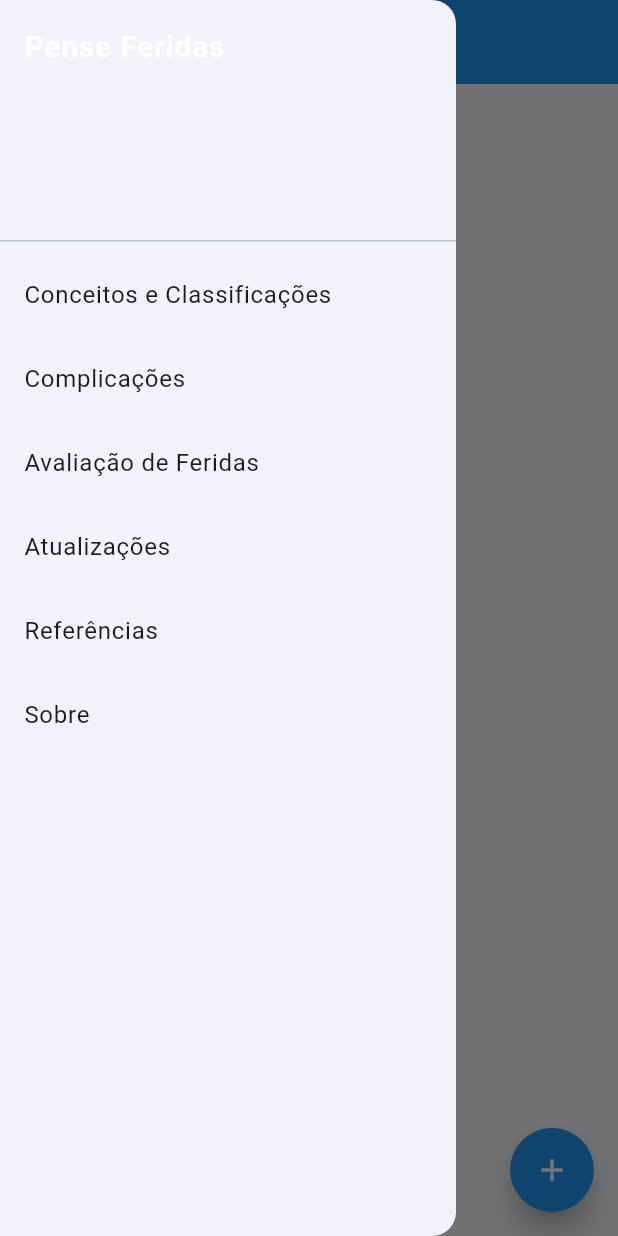
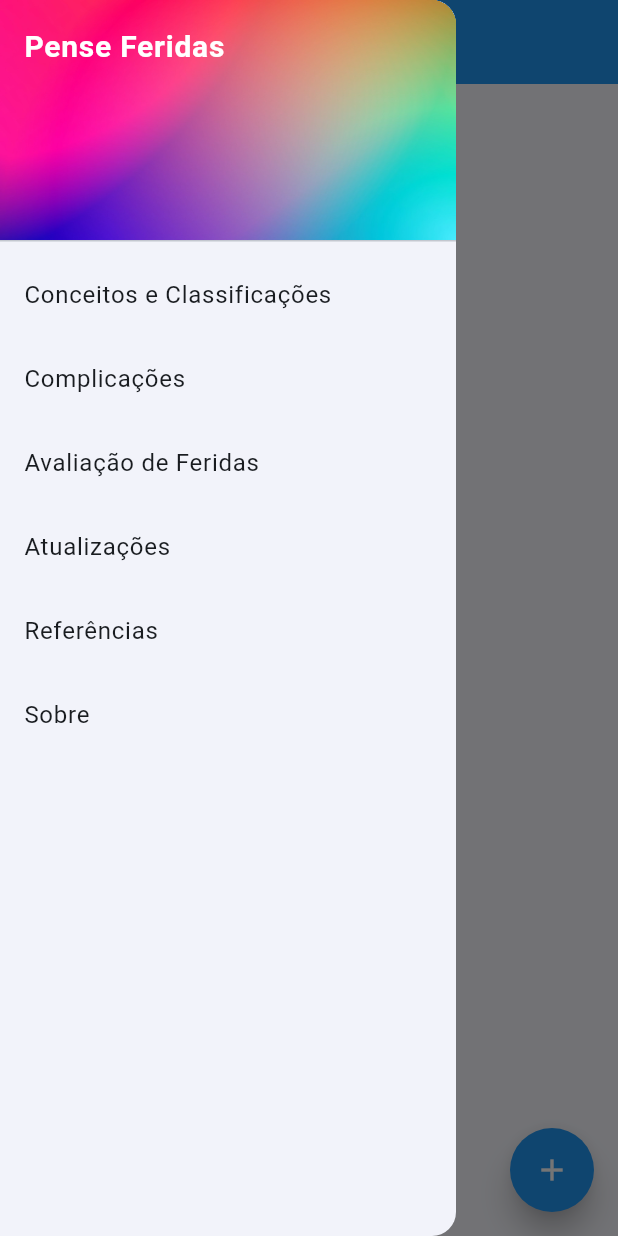
Before and after one commit to FJosias1997/pense_feridas_app, a Flutter app: the screen it shows after launch, with the side drawer open, on a phone screen of 412 x 824 dp. Run offline on Flutter 3.47's test engine with Material 3 defaults, Android fonts, the phone set to English and light mode, and no system bars; drawn by our look-alikes of flutter_speed_dial; our stand-ins replace sqflite; accounts and stored records are empty.

Commit message:
refactor: Ajustes gerais

```diff
--- a/analysis_options.yaml
+++ b/analysis_options.yaml
@@ -7,7 +7,7 @@
 
 # The following line activates a set of recommended lints for Flutter apps,
 # packages, and plugins designed to encourage good coding practices.
-include: package:flutter_lints/flutter.yaml
+#include: package:flutter_lints/flutter.yaml
 
 linter:
   # The lint rules applied to this project can be customized in the
--- a/lib/pages/form_cirurgico/cirurgico_form_page.dart
+++ b/lib/pages/form_cirurgico/cirurgico_form_page.dart
@@ -1,5 +1,4 @@
 import 'package:flutter/material.dart';
-import 'package:flutter/services.dart';
 import 'package:victoria_form/database/provider/database_provider.dart';
 
 import '../avaliacao_feridas/avaliacao_feridas_page.dart';
--- a/lib/pages/home/home_page.dart
+++ b/lib/pages/home/home_page.dart
@@ -1,11 +1,9 @@
 import 'package:flutter/material.dart';
-import 'package:flutter_speed_dial/flutter_speed_dial.dart';
 import 'package:victoria_form/database/models/cirurgico_model.dart';
 import 'package:victoria_form/database/provider/database_provider.dart';
-import 'package:victoria_form/pages/complicacoes/complicacoes_page.dart';
-
-import '../avaliacao_feridas/avaliacao_feridas_page.dart';
-import '../conceitos/conceitos_page.dart';
+import 'package:victoria_form/extensions/context_extensions.dart';
+import 'package:victoria_form/widgets/drawer/default_drawer_widget.dart';
+import 'package:victoria_form/widgets/speed_dial/default_speed_dial_widget.dart';
 import '../ficha/ficha_page.dart';
 
 class HomePage extends StatefulWidget {
@@ -23,9 +21,9 @@ class HomePageState extends State<HomePage> {
 
   @override
   void initState() {
+    super.initState();
     database = OfflineDatabaseProvider();
     _getListCirurgico();
-    super.initState();
   }
 
   _getListCirurgico() async {
@@ -62,94 +60,7 @@ class HomePageState extends State<HomePage> {
       key: key,
       appBar: AppBar(title: Text('Pense Feridas')),
       //parte do menu lateral
-      drawer: Drawer(
-        child: ListView(
-          // Important: Remove any padding from the ListView.
-          padding: EdgeInsets.zero,
-          children: [
-            const DrawerHeader(
-              decoration: BoxDecoration(
-                // image: DecorationImage(
-                //   image: AssetImage('assets/images/menu.png'),
-                //   fit: BoxFit.fill,
-                // ),
-                shape: BoxShape.rectangle,
-              ),
-              child: Text(
-                'Pense Feridas',
-                style: TextStyle(
-                  color: Colors.white,
-                  fontWeight: FontWeight.bold,
-                  fontSize: 20,
-                ),
-              ),
-            ),
-            ListTile(
-              title: const Text('Conceitos e Classificações'),
-              onTap: () {
-                Navigator.push(
-                  context,
-                  MaterialPageRoute(builder: (context) => ConceitosPage()),
-                );
-              },
-            ),
-            ListTile(
-              title: const Text('Complicações'),
-              onTap: () {
-                Navigator.push(
-                  context,
-                  MaterialPageRoute(builder: (context) => ComplicacoesPage()),
-                );
-              },
-            ),
-            ListTile(
-              title: const Text('Avaliação de Feridas'),
-              onTap: () {
-                Navigator.push(
-                  context,
-                  MaterialPageRoute(
-                    builder: (context) => AvaliacoesFeridasPage(),
-                  ),
-                );
-              },
-            ),
-            ListTile(
-              title: const Text('Atualizações'),
-              onTap: () {
-                // Update the state of the app.
-                // ...
-                Navigator.pop(context);
-              },
-            ),
-            ListTile(
-              title: const Text('Referências'),
-              onTap: () {
-                // Update the state of the app.
-                // ...
-                Navigator.pop(context);
-              },
-            ),
-            ListTile(
-              title: const Text('Sobre'),
-              onTap: () {
-                showAboutDialog(
-                  context: context,
-                  children: <Widget>[
-                    SizedBox(height: 10),
-                    Text(
-                      'Este aplicativo foi feito com o objetivo de gerar facilidades para os enfermeiros que atuam no cuidado com feridas cirúrgicas complexas.',
-                    ),
-                  ],
-                  applicationIcon: FlutterLogo(),
-                  applicationName: 'Sobre o Pense Feridas',
-                  applicationVersion: '1.0.0',
-                  applicationLegalese: 'Desenvolvido por Josias Félix Studios',
-                );
-              },
-            ),
-          ],
-        ),
-      ),
+      drawer: DefaultDrawerWidget(),
       //fim do menu lateral
       body:
           isLoading
@@ -199,67 +110,15 @@ class HomePageState extends State<HomePage> {
                   //......
                 },
               ),
-      floatingActionButton: SpeedDial(
-        /// both default to 16
-        marginEnd: 18,
-        marginBottom: 20,
-        // animatedIcon: AnimatedIcons.menu_close,
-        // animatedIconTheme: IconThemeData(size: 22.0),
-        /// This is ignored if animatedIcon is non null
-        icon: Icons.add,
-        activeIcon: Icons.remove,
-        // iconTheme: IconThemeData(color: Colors.grey[50], size: 30),
-        /// The label of the main button.
-        // label: Text("Open Speed Dial"),
-        /// The active label of the main button, Defaults to label if not specified.
-        // activeLabel: Text("Close Speed Dial"),
-        /// Transition Builder between label and activeLabel, defaults to FadeTransition.
-        // labelTransitionBuilder: (widget, animation) => ScaleTransition(scale: animation,child: widget),
-        /// The below button size defaults to 56 itself, its the FAB size + It also affects relative padding and other elements
-        buttonSize: 56.0,
-        visible: true,
+      floatingActionButton: DefaultSpeedDialWidget(
+        onTapFC: () async {
+          final result = await context.goPushRouteNamed('/cirurgico_form');
 
-        /// If true user is forced to close dial manually
-        /// by tapping main button and overlay is not rendered.
-        closeManually: false,
-
-        /// If true overlay will render no matter what.
-        renderOverlay: false,
-        curve: Curves.bounceIn,
-        overlayColor: Colors.black,
-        overlayOpacity: 0.5,
-        onOpen: () => print('OPENING DIAL'),
-        onClose: () => print('DIAL CLOSED'),
-        tooltip: 'Speed Dial',
-        heroTag: 'speed-dial-hero-tag',
-        backgroundColor: Colors.blue,
-        foregroundColor: Colors.white,
-        elevation: 8.0,
-        shape: CircleBorder(),
-        // orientation: SpeedDialOrientation.Up,
-        // childMarginBottom: 2,
-        // childMarginTop: 2,
-        children: [
-          SpeedDialChild(
-            child: Icon(Icons.report),
-            backgroundColor: Colors.blue,
-            label: 'Feridas Cirúrgicas',
-            labelStyle: TextStyle(fontSize: 18.0),
-            onTap: () async {
-              final result = await Navigator.of(
-                context,
-              ).pushNamed('/cirurgico_form');
-
-              if (result as int > 0) {
-                ScaffoldMessenger.of(context).showSnackBar(
-                  const SnackBar(content: Text('Registro Criado com Sucesso.')),
-                );
-                _getListCirurgico();
-              }
-            },
-            onLongPress: () => print('FIRST CHILD LONG PRESS'),
-          ),
-        ],
+          if (result as int > 0) {
+            context.showSnackBar('Registro Criado com Sucesso.');
+            _getListCirurgico();
+          }
+        },
       ),
     ),
   );
--- /dev/null
+++ b/lib/widgets/drawer/default_drawer_widget.dart
@@ -0,0 +1,95 @@
+import 'package:flutter/material.dart';
+import 'package:victoria_form/pages/avaliacao_feridas/avaliacao_feridas_page.dart';
+import 'package:victoria_form/pages/complicacoes/complicacoes_page.dart';
+import 'package:victoria_form/pages/conceitos/conceitos_page.dart';
+
+class DefaultDrawerWidget extends StatelessWidget {
+  const DefaultDrawerWidget({super.key});
+
+  @override
+  Widget build(BuildContext context) {
+    return Drawer(
+      child: ListView(
+        padding: EdgeInsets.zero,
+        children: [
+          DrawerHeader(
+            decoration: BoxDecoration(
+              image: DecorationImage(
+                image: AssetImage('assets/images/menu.jpg'),
+                fit: BoxFit.fill,
+              ),
+              shape: BoxShape.rectangle,
+            ),
+            child: const Text(
+              'Pense Feridas',
+              style: TextStyle(
+                color: Colors.white,
+                fontWeight: FontWeight.bold,
+                fontSize: 20,
+              ),
+            ),
+          ),
+          ListTile(
+            title: const Text('Conceitos e Classificações'),
+            onTap: () {
+              Navigator.push(
+                context,
+                MaterialPageRoute(builder: (context) => ConceitosPage()),
+              );
+            },
+          ),
+          ListTile(
+            title: const Text('Complicações'),
+            onTap: () {
+              Navigator.push(
+                context,
+                MaterialPageRoute(builder: (context) => ComplicacoesPage()),
+              );
+            },
+          ),
+          ListTile(
+            title: const Text('Avaliação de Feridas'),
+            onTap: () {
+              Navigator.push(
+                context,
+                MaterialPageRoute(
+                  builder: (context) => AvaliacoesFeridasPage(),
+                ),
+              );
+            },
+          ),
+          ListTile(
+            title: const Text('Atualizações'),
+            onTap: () {
+              Navigator.pop(context);
+            },
+          ),
+          ListTile(
+            title: const Text('Referências'),
+            onTap: () {
+              Navigator.pop(context);
+            },
+          ),
+          ListTile(
+            title: const Text('Sobre'),
+            onTap: () {
+              showAboutDialog(
+                context: context,
+                children: <Widget>[
+                  SizedBox(height: 10),
+                  Text(
+                    'Este aplicativo foi feito com o objetivo de gerar facilidades para os enfermeiros que atuam no cuidado com feridas cirúrgicas complexas.',
+                  ),
+                ],
+                applicationIcon: FlutterLogo(),
+                applicationName: 'Sobre o Pense Feridas',
+                applicationVersion: '1.0.0',
+                applicationLegalese: 'Desenvolvido por Josias Félix Studios',
+              );
+            },
+          ),
+        ],
+      ),
+    );
+  }
+}
--- /dev/null
+++ b/lib/widgets/speed_dial/default_speed_dial_widget.dart
@@ -0,0 +1,41 @@
+import 'package:flutter/material.dart';
+import 'package:flutter_speed_dial/flutter_speed_dial.dart';
+
+class DefaultSpeedDialWidget extends StatelessWidget {
+  final VoidCallback? onTapFC;
+  const DefaultSpeedDialWidget({this.onTapFC, super.key});
+
+  @override
+  Widget build(BuildContext context) {
+    return SpeedDial(
+      marginEnd: 18,
+      marginBottom: 20,
+      icon: Icons.add,
+      activeIcon: Icons.remove,
+      buttonSize: 56.0,
+      visible: true,
+      closeManually: false,
+      renderOverlay: false,
+      curve: Curves.bounceIn,
+      overlayColor: Colors.black,
+      overlayOpacity: 0.5,
+      onOpen: () => print('OPENING DIAL'),
+      onClose: () => print('DIAL CLOSED'),
+      tooltip: 'Speed Dial',
+      heroTag: 'speed-dial-hero-tag',
+      backgroundColor: Colors.blue,
+      foregroundColor: Colors.white,
+      elevation: 8.0,
+      shape: CircleBorder(),
+      children: [
+        SpeedDialChild(
+          child: Icon(Icons.report),
+          backgroundColor: Colors.blue,
+          label: 'Feridas Cirúrgicas',
+          labelStyle: TextStyle(fontSize: 18.0),
+          onTap: onTapFC,
+        ),
+      ],
+    );
+  }
+}
```
Also changed, not shown: lib/extensions/context_extensions.dart (added, +44 -0 lines), pubspec.yaml (+3 -55 lines), assets/images/menu.jpg (added), lib/pages/home/widgets/form_speed_dial_child_widget.dart (added), lib/widgets/speed_dial/default_speed_dial_child_widget.dart (added).
